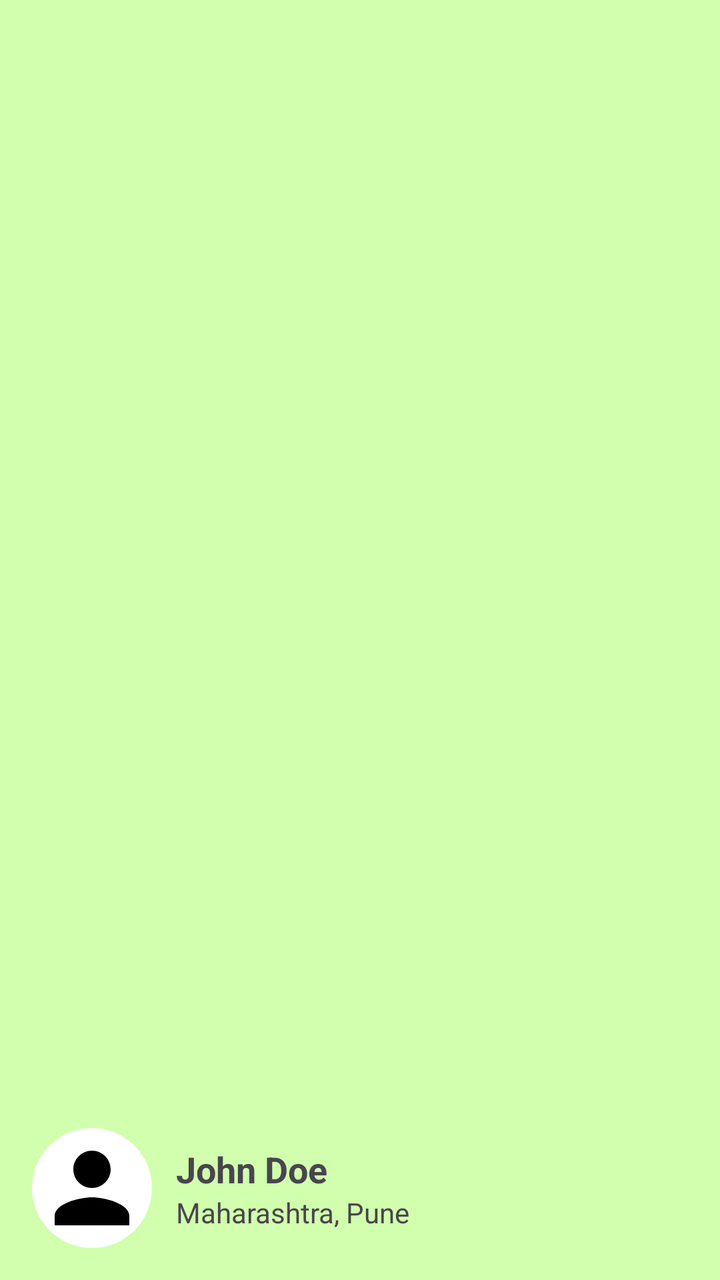
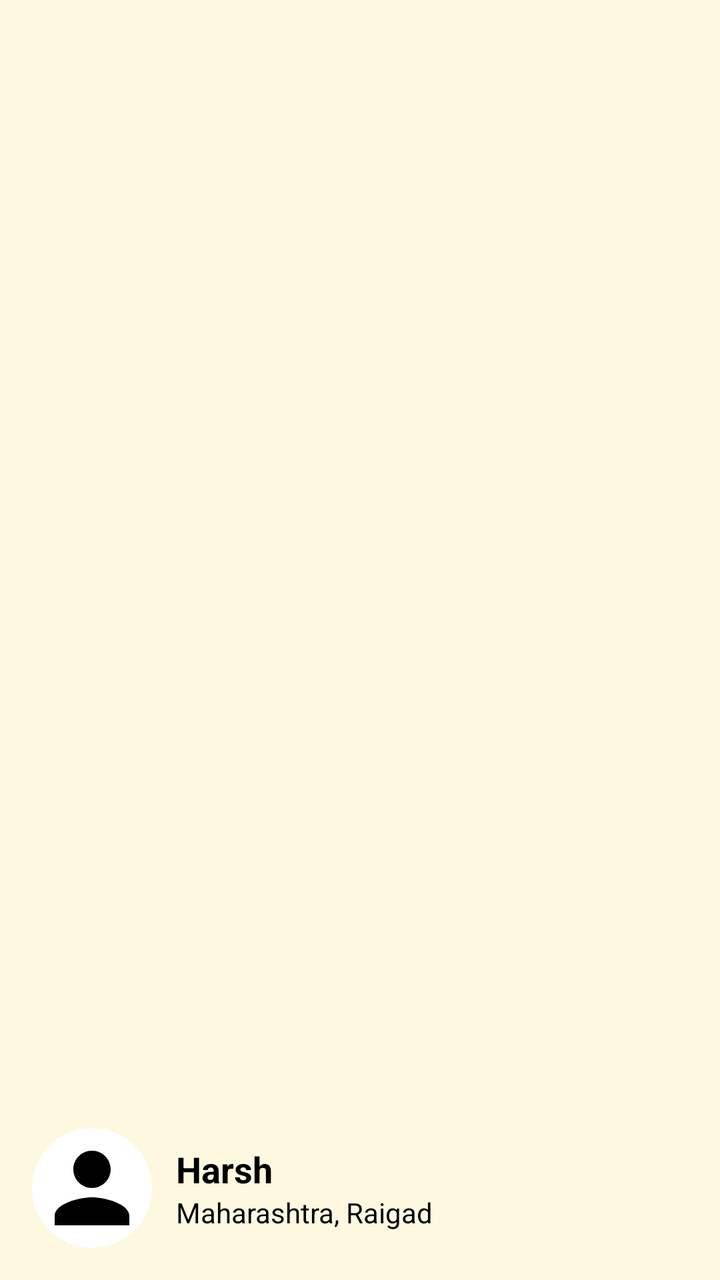

The first picture is an Android layout as it rendered before a commit; the second is the same layout after the commit. The layout source and the unified diff follow.
<!-- AndroidManifest.xml: application theme Theme.Sakha -->
<!-- res/layout/nav_header.xml -->
<LinearLayout xmlns:android="http://schemas.android.com/apk/res/android"
    android:orientation="vertical"
    android:layout_width="match_parent"
    android:layout_height="160dp"
    android:background="@color/gradient_green"
    android:gravity="bottom"
    android:padding="16dp">

    <LinearLayout
        android:layout_width="match_parent"
        android:layout_height="wrap_content"
        android:orientation="horizontal"
        android:gravity="center_vertical">

        <ImageView
            android:id="@+id/profilePic"
            android:layout_width="60dp"
            android:layout_height="60dp"
            android:src="@drawable/ic_profile"
            android:scaleType="centerCrop"
            android:background="@drawable/circle_bg"
            android:padding="2dp" />

        <LinearLayout
            android:layout_width="wrap_content"
            android:layout_height="wrap_content"
            android:orientation="vertical"
            android:layout_marginStart="12dp">

            <TextView
                android:id="@+id/userName"
                android:layout_width="wrap_content"
                android:layout_height="wrap_content"
                android:text="John Doe"
                android:textStyle="bold"
                android:textSize="18sp" />

            <TextView
                android:id="@+id/userLocation"
                android:layout_width="wrap_content"
                android:layout_height="wrap_content"
                android:text="Maharashtra, Pune"
                android:textSize="14sp" />
        </LinearLayout>
    </LinearLayout>
</LinearLayout>
<!-- resources referenced by this layout -->
<resources>
  <color name="gradient_green">#D1FFAD</color>
  <!-- drawable circle_bg (drawable) -->
  <?xml version="1.0" encoding="utf-8"?>
  <shape xmlns:android="http://schemas.android.com/apk/res/android" android:shape="oval">
      <solid android:color="@android:color/white"/>
  </shape>
  <!-- drawable ic_profile (drawable) -->
  <vector xmlns:android="http://schemas.android.com/apk/res/android" android:height="24dp" android:tint="#000000" android:viewportHeight="24" android:viewportWidth="24" android:width="24dp">
        
      <path android:fillColor="@android:color/white" android:pathData="M12,12c2.21,0 4,-1.79 4,-4s-1.79,-4 -4,-4 -4,1.79 -4,4 1.79,4 4,4zM12,14c-2.67,0 -8,1.34 -8,4v2h16v-2c0,-2.66 -5.33,-4 -8,-4z"/>
      
  </vector>
  <style name="Theme.Sakha" parent="Base.Theme.Sakha" />
  <style name="Base.Theme.Sakha" parent="Theme.Material3.DayNight.NoActionBar">
          
          
      </style>
</resources>

<!-- the commit's change to res/layout/nav_header.xml (unified diff, before → after) -->
@@ -2,7 +2,7 @@
     android:orientation="vertical"
     android:layout_width="match_parent"
     android:layout_height="160dp"
-    android:background="@color/gradient_green"
+    android:background="@color/background"
     android:gravity="bottom"
     android:padding="16dp">
 
@@ -31,15 +31,17 @@
                 android:id="@+id/userName"
                 android:layout_width="wrap_content"
                 android:layout_height="wrap_content"
-                android:text="John Doe"
+                android:text="Harsh"
                 android:textStyle="bold"
+                android:textColor="@color/black"
                 android:textSize="18sp" />
 
             <TextView
                 android:id="@+id/userLocation"
                 android:layout_width="wrap_content"
                 android:layout_height="wrap_content"
-                android:text="Maharashtra, Pune"
+                android:textColor="@color/black"
+                android:text="Maharashtra, Raigad"
                 android:textSize="14sp" />
         </LinearLayout>
     </LinearLayout>
<!-- resource entries referenced after the edit -->
@@ -1,6 +1,7 @@
 <!-- resources referenced by this layout -->
 <resources>
-  <color name="gradient_green">#D1FFAD</color>
+  <color name="background">#FFF8E1</color>
+  <color name="black">#FF000000</color>
   <!-- drawable circle_bg (drawable) -->
   <?xml version="1.0" encoding="utf-8"?>
   <shape xmlns:android="http://schemas.android.com/apk/res/android" android:shape="oval">
